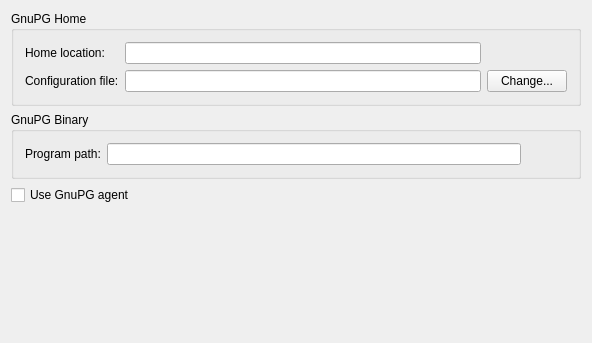
Before: the Qt Designer form conf_gpg.ui in KDE/kgpg, drawn with Qt 5.
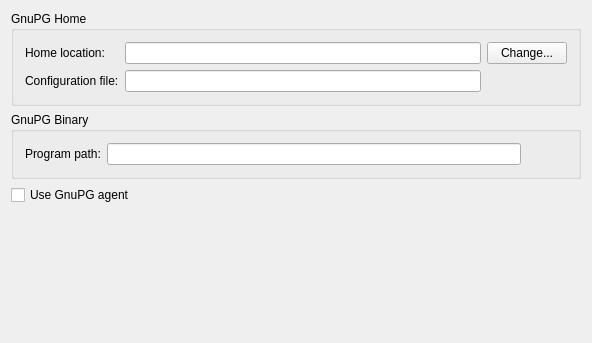
After: the same form once the commit is applied. Custom widgets are drawn as their Qt base class.

Commit message: Move "Change" button at the good place

Diff of the .ui file:
```diff
--- a/conf_gpg.ui
+++ b/conf_gpg.ui
@@ -63,7 +63,7 @@
           </property>
          </widget>
         </item>
-        <item row="0" column="1" colspan="2" >
+        <item row="1" column="1" colspan="2" >
          <spacer>
           <property name="orientation" >
            <enum>Qt::Horizontal</enum>
@@ -89,7 +89,7 @@
           </property>
          </widget>
         </item>
-        <item row="1" column="1" colspan="2" >
+        <item row="0" column="1" colspan="2" >
          <widget class="QPushButton" name="changeHome" >
           <property name="text" >
            <string>Change...</string>
```
